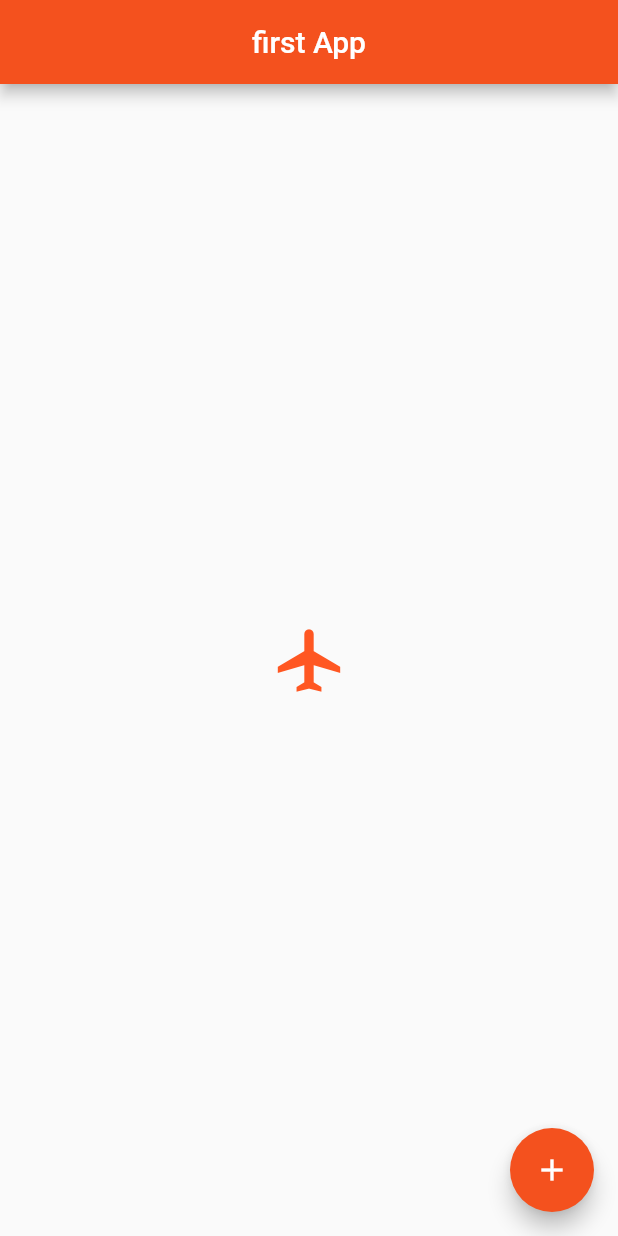
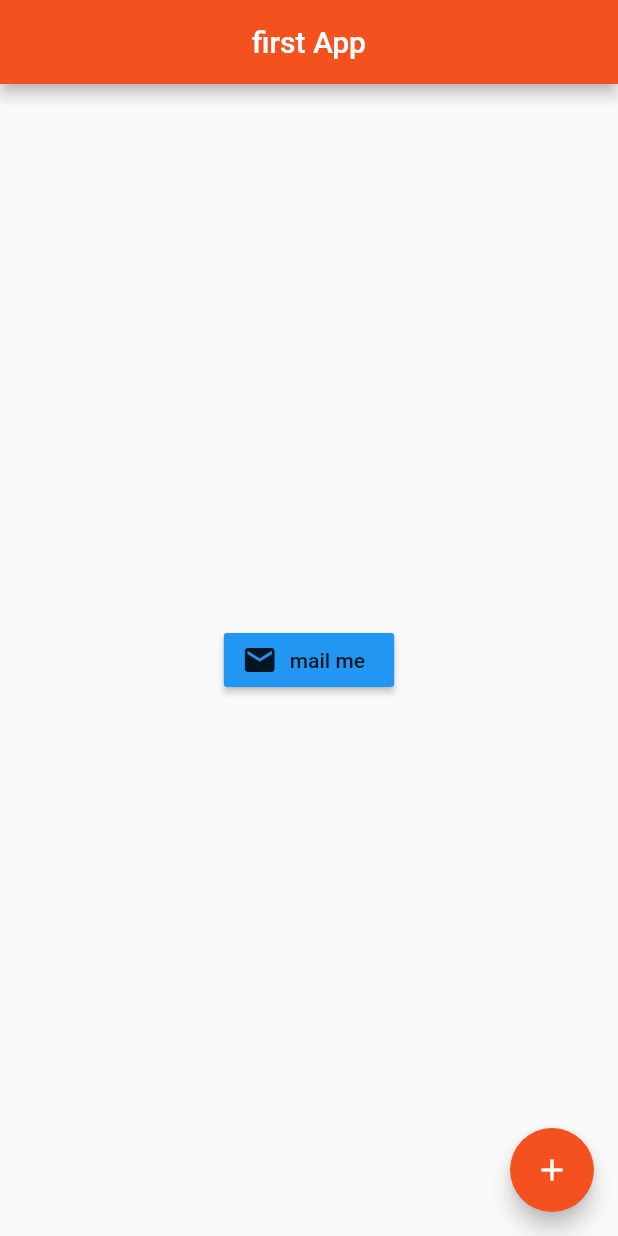
Before and after one commit to Asmaathabet/Quotes, a Flutter app: the screen it shows after launch, on a phone screen of 412 x 824 dp. Run offline on Flutter 3.47's test engine with Material 2 defaults, Android fonts, the phone set to English and light mode, and no system bars.

Commit message:
add Raised button with icon

```diff
--- a/lib/main.dart
+++ b/lib/main.dart
@@ -15,11 +15,19 @@ class Home extends StatelessWidget {
     backgroundColor: Colors.deepOrange[600],  // press ctrl + Q
     ),
     body: Center(
-      child: Icon(
-        Icons.airplanemode_active,
-        color: Colors.deepOrange,
-        size: 50.0,
-      ),
+        child: RaisedButton.icon(
+          onPressed: () {} ,
+          icon: Icon(
+            Icons.mail
+          ),
+          label: Text('mail me '),
+          color: Colors.blue,
+        ),
+//      child: Icon(
+//        Icons.airplanemode_active,
+//        color: Colors.deepOrange,
+//        size: 50.0,
+//      ),
 //    child: Image.asset('assets/home.jpg'),
 //      child: Image.network('https://images.unsplash.com/photo-1597207553648-5a63b420c157?ixlib=rb-1.2.1&ixid=eyJhcHBfaWQiOjEyMDd9&auto=format&fit=crop&w=306&q=80'),
 //    Text(
```
